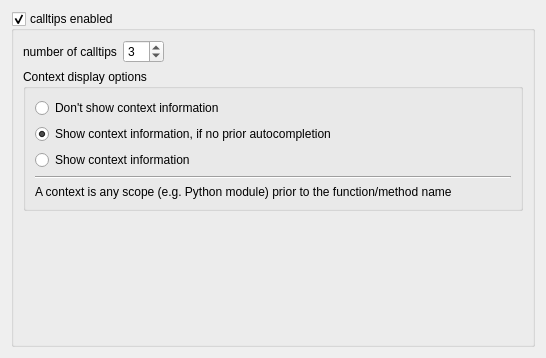
The window that Qitom/ui/widgetPropEditorCalltips.ui (itom-project/itom) describes before a commit, drawn with Qt 5.
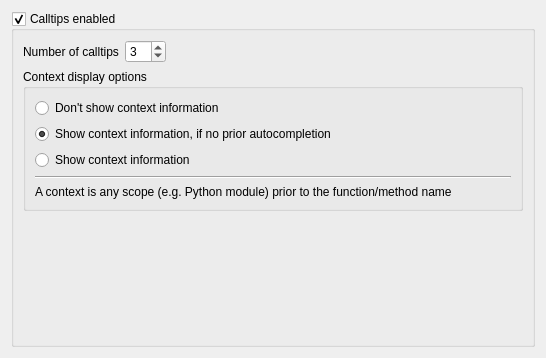
The same window after the commit.

Patch:
```diff
--- a/Qitom/ui/widgetPropEditorCalltips.ui
+++ b/Qitom/ui/widgetPropEditorCalltips.ui
@@ -17,7 +17,7 @@
    <item>
     <widget class="QGroupBox" name="groupCallTips">
      <property name="title">
-      <string>calltips enabled</string>
+      <string>Calltips enabled</string>
      </property>
      <property name="checkable">
       <bool>true</bool>
@@ -28,7 +28,7 @@
         <item>
          <widget class="QLabel" name="label">
           <property name="text">
-           <string>number of calltips</string>
+           <string>Number of calltips</string>
           </property>
          </widget>
         </item>
```
